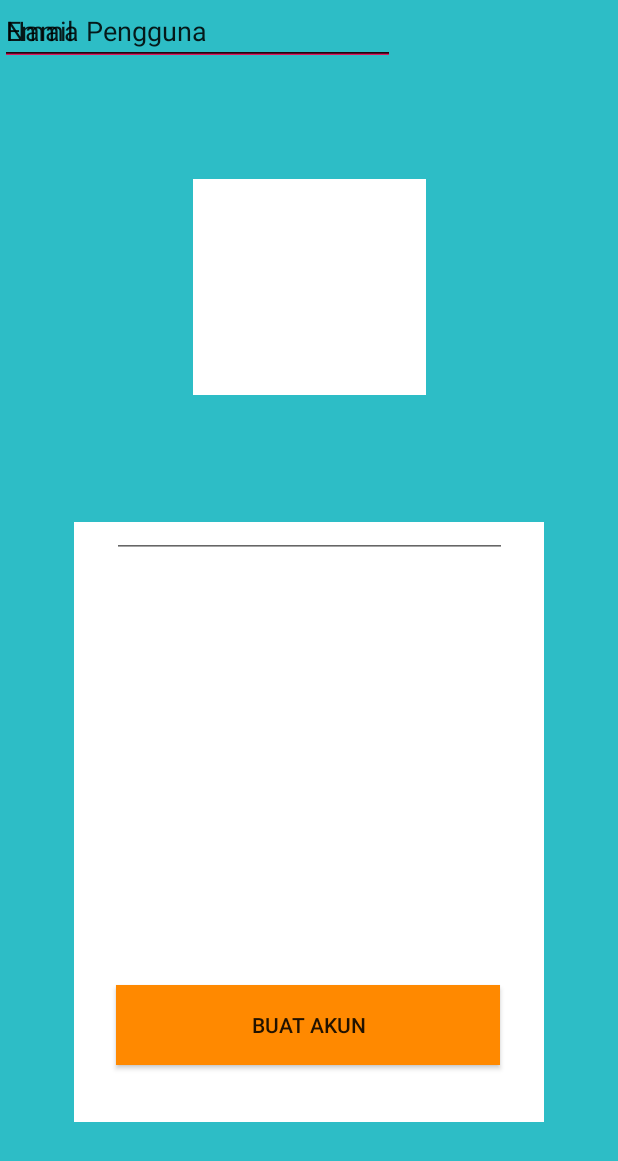
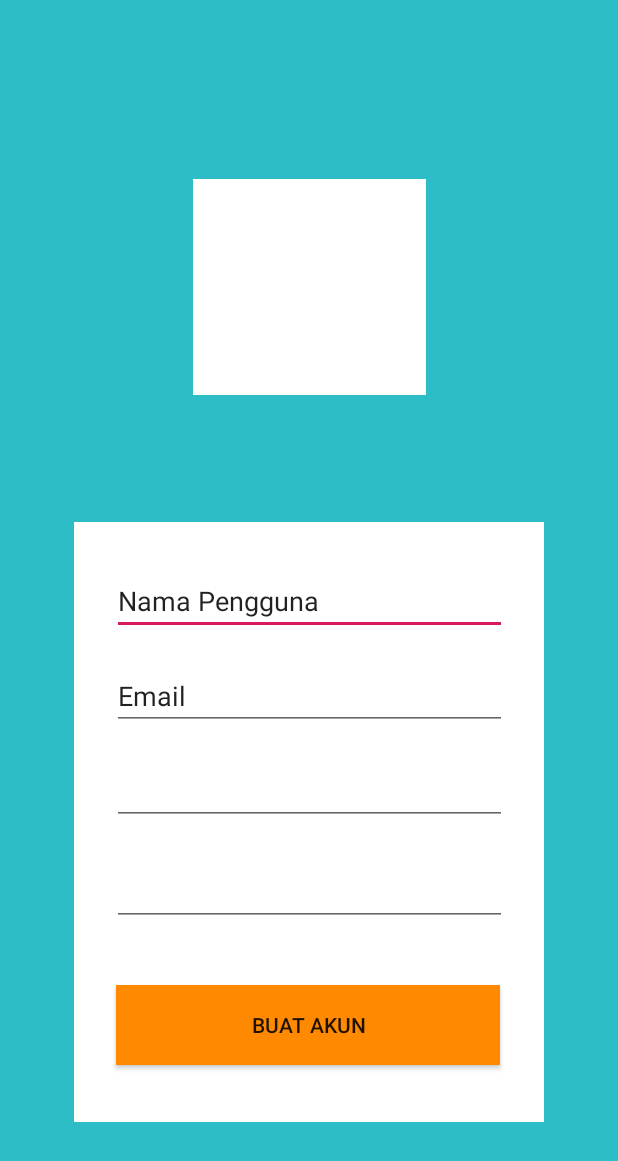
Before and after one commit to ranggabagas30/Edoofun, an Android app: the layout registrasi.xml on its own in the app's theme, with its tools: preview values and no code run, on a phone screen of 412 x 824 dp. Shown: the top 1161 px of the screen. Run offline under Robolectric (Android 15) with nearby library versions, the phone set to English and light mode, and no system bars.

Commit message:
Penambahan constraint pada setiap plain text dan plain text (Password)

```diff
--- a/Edoofun/app/src/main/res/layout/registrasi.xml
+++ b/Edoofun/app/src/main/res/layout/registrasi.xml
@@ -15,8 +15,10 @@
         android:background="#2DBDC6"
         app:layout_constraintBottom_toBottomOf="parent"
         app:layout_constraintEnd_toEndOf="parent"
+        app:layout_constraintHorizontal_bias="0.0"
         app:layout_constraintStart_toStartOf="parent"
-        app:layout_constraintTop_toTopOf="parent" />
+        app:layout_constraintTop_toTopOf="parent"
+        app:layout_constraintVertical_bias="0.0" />
 
     <View
         android:id="@+id/view2"
@@ -57,30 +59,36 @@
         android:id="@+id/editText2"
         android:layout_width="263dp"
         android:layout_height="43dp"
+        android:layout_marginTop="32dp"
         android:ems="10"
         android:inputType="textPersonName"
         android:text="Nama Pengguna"
-        tools:layout_editor_absoluteX="74dp"
-        tools:layout_editor_absoluteY="279dp" />
+        app:layout_constraintEnd_toEndOf="@+id/view3"
+        app:layout_constraintStart_toStartOf="@+id/view3"
+        app:layout_constraintTop_toTopOf="@+id/view3" />
 
     <EditText
         android:id="@+id/editText3"
         android:layout_width="263dp"
         android:layout_height="43dp"
+        android:layout_marginTop="20dp"
         android:ems="10"
         android:inputType="textPersonName"
         android:text="Email"
-        tools:layout_editor_absoluteX="74dp"
-        tools:layout_editor_absoluteY="344dp" />
+        app:layout_constraintEnd_toEndOf="@+id/view3"
+        app:layout_constraintStart_toStartOf="@+id/view3"
+        app:layout_constraintTop_toBottomOf="@+id/editText2" />
 
     <EditText
         android:id="@+id/editText4"
         android:layout_width="263dp"
         android:layout_height="43dp"
+        android:layout_marginTop="20dp"
         android:ems="10"
         android:inputType="textPassword"
-        tools:layout_editor_absoluteX="74dp"
-        tools:layout_editor_absoluteY="414dp" />
+        app:layout_constraintEnd_toEndOf="@+id/view3"
+        app:layout_constraintStart_toStartOf="@+id/view3"
+        app:layout_constraintTop_toBottomOf="@+id/editText3" />
 
     <EditText
         android:id="@+id/editText5"
@@ -91,5 +99,6 @@
         app:layout_constraintBottom_toTopOf="@+id/button"
         app:layout_constraintEnd_toEndOf="@+id/view3"
         app:layout_constraintStart_toStartOf="@+id/view3"
-        app:layout_constraintTop_toBottomOf="@+id/editText4" />
+        app:layout_constraintTop_toBottomOf="@+id/editText4"
+        app:layout_constraintVertical_bias="0.375" />
 </androidx.constraintlayout.widget.ConstraintLayout>
```
